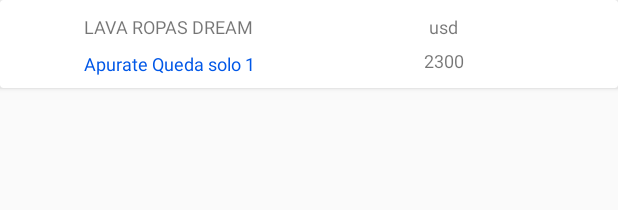
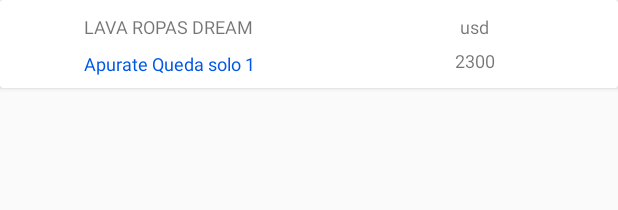
Before and after one commit to pradoAgustin/Mshop, an Android app: the layout products_by_category_row.xml on its own in the app's theme, with its tools: preview values and no code run, on a phone screen of 412 x 824 dp. Shown: the top 210 px of the screen. Run offline under Robolectric (Android 15) with nearby library versions, the phone set to English and light mode, and no system bars.

Commit message:
fix categoryView

```diff
--- a/app/src/main/java/com/agustin/mlshop/GlideApi.kt
+++ b/app/src/main/java/com/agustin/mlshop/GlideApi.kt
@@ -10,7 +10,7 @@ object GlideApi {
                 .load(url)
                 .apply(RequestOptions()
                         .centerCrop()
-                        .placeholder(R.drawable.ic_launcher_foreground))
+                        .placeholder(R.drawable.ic_launcher_background))
                 .into(view)
     }
 }
--- a/app/src/main/res/layout/products_by_category_row.xml
+++ b/app/src/main/res/layout/products_by_category_row.xml
@@ -30,8 +30,9 @@
         <TextView android:id="@+id/productbyCategoryCurrency"
                   android:layout_width="wrap_content"
                   android:layout_height="wrap_content"
-                  android:layout_marginStart="16dp"
+                  android:layout_marginEnd="8dp"
                   android:textSize="@dimen/text12sp"
+                  app:layout_constraintEnd_toEndOf="parent"
                   app:layout_constraintStart_toEndOf="@+id/productByCategoryTitle"
                   app:layout_constraintTop_toTopOf="@+id/productByCategoryTitle" tools:text="usd"/>
 
@@ -51,7 +52,7 @@
                                               android:layout_height="wrap_content"
                                               android:orientation="vertical"
                                               app:layout_constraintEnd_toEndOf="parent"
-                                              app:layout_constraintGuide_begin="270dp"/>
+                                              app:layout_constraintGuide_begin="228dp"/>
 
         <TextView android:id="@+id/hotItem"
                   android:layout_width="0dp"
```
